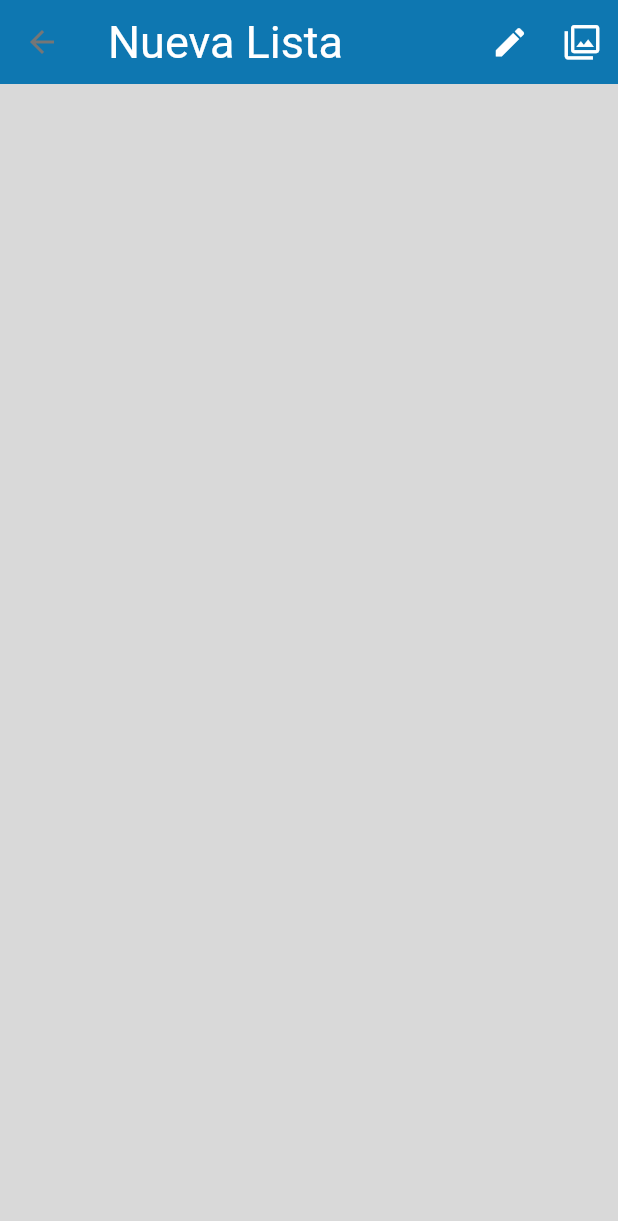
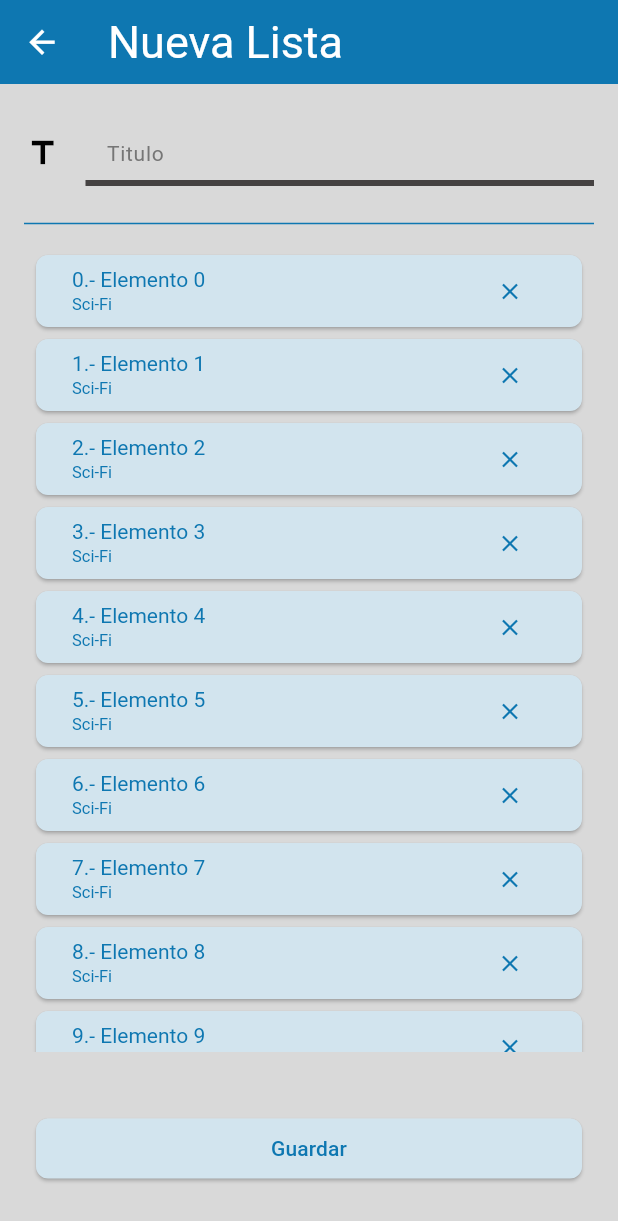
Before and after one commit to 74Emmanuel47/randomizer, a Flutter app: the NewList screen opened directly, on a phone screen of 412 x 824 dp. Shown: the top 1221 px of the screen. Run offline on Flutter 3.47's test engine with Material 3 defaults, Android fonts, the phone set to English and light mode, and no system bars; our stand-ins replace another_flutter_splash_screen, google_fonts, shared_preferences; accounts and stored records are empty; Roboto replaces fonts that are missing (Electrolize).

Commit message:
New List Screen Created

```diff
--- a/lib/Home_Screen.dart
+++ b/lib/Home_Screen.dart
@@ -1,4 +1,5 @@
 import 'package:flutter/material.dart';
+import 'package:randomizer/New_List_Screen.dart';
 import 'package:randomizer/templates/Molecules/List_Item.dart';
 
 class HomeScreen extends StatefulWidget {
@@ -53,6 +54,17 @@ class _HomeScreen extends State<HomeScreen> {
           );
         },
       ),
+      floatingActionButton: FloatingActionButton(
+        onPressed: () {
+          Navigator.push(
+            context,
+            MaterialPageRoute(
+              builder: (context) => const NewList(),
+            ),
+          );
+        },
+        child: const Icon(Icons.add),
+      ),
     );
   }
 }
--- a/lib/New_List_Screen.dart
+++ b/lib/New_List_Screen.dart
@@ -1,5 +1,6 @@
 import 'package:flutter/material.dart';
-import 'package:flutter/widgets.dart';
+import 'package:randomizer/templates/Molecules/InputGn.dart';
+import 'package:randomizer/templates/Molecules/List_Item.dart';
 
 class NewList extends StatefulWidget {
   const NewList({super.key});
@@ -9,6 +10,8 @@ class NewList extends StatefulWidget {
 }
 
 class _NewList extends State<NewList> {
+  bool focusTFF = false;
+
   @override
   Widget build(BuildContext context) {
     return Scaffold(
@@ -17,16 +20,52 @@ class _NewList extends State<NewList> {
           "Nueva Lista",
           style: Theme.of(context).textTheme.displayMedium,
         ),
-        actions: [
-          IconButton(
-            onPressed: () {},
-            icon: const Icon(Icons.edit),
-          ),
-          IconButton(
-            onPressed: () {},
-            icon: const Icon(Icons.filter),
-          ),
-        ],
+      ),
+      body: Form(
+        child: Column(
+          children: [
+            const InputGn(hint: "Titulo"),
+            Container(
+              margin: const EdgeInsets.symmetric(
+                horizontal: 16,
+                vertical: 0.0,
+              ),
+              child: Divider(
+                color: Theme.of(context).colorScheme.onSecondary,
+                height: 2.0,
+              ),
+            ),
+            Container(
+              height: MediaQuery.of(context).size.height * 0.65,
+              margin: const EdgeInsets.symmetric(
+                horizontal: 0.0,
+                vertical: 16.0,
+              ),
+              child: ListView.builder(
+                itemCount: 10,
+                itemBuilder: (context, index) {
+                  return ListItem(
+                    title: "$index.- Elemento $index",
+                    subtitle: "Sci-Fi",
+                  );
+                },
+              ),
+            ),
+            Container(
+              margin: const EdgeInsets.symmetric(
+                horizontal: 24.0,
+                vertical: 24.0,
+              ),
+              child: SizedBox(
+                width: MediaQuery.of(context).size.width,
+                child: ElevatedButton(
+                  onPressed: () {},
+                  child: const Text("Guardar"),
+                ),
+              ),
+            )
+          ],
+        ),
       ),
     );
   }
--- a/lib/Themes/Themes.dart
+++ b/lib/Themes/Themes.dart
@@ -25,6 +25,8 @@ ThemeData lightTheme = ThemeData(
     onSurface: Color(0xff767676),
   ),
 
+  splashColor: const Color(0xff98bdd1),
+
   //App BarTheme
   appBarTheme: AppBarTheme(
     backgroundColor: const Color(0xff0E77B1),
@@ -34,6 +36,10 @@ ThemeData lightTheme = ThemeData(
     ),
     actionsIconTheme: const IconThemeData(
       color: Color.fromARGB(255, 255, 255, 255),
+      size: 25,
+    ),
+    iconTheme: const IconThemeData(
+      color: Colors.white,
       size: 25,
     ),
   ),
@@ -63,11 +69,9 @@ ThemeData lightTheme = ThemeData(
         top: Radius.circular(12),
       ),
     ),
-
     filled: true,
     fillColor: const Color(0xffd9d9d9),
     hoverColor: const Color.fromARGB(255, 185, 205, 214),
-
     focusedBorder: const UnderlineInputBorder(
       borderSide: BorderSide(
         color: Color(0xff0E77B1),
@@ -83,11 +87,15 @@ ThemeData lightTheme = ThemeData(
       fontSize: 14,
       color: const Color(0xff767676),
     ),
-
     hintStyle: GoogleFonts.electrolize(
       fontSize: 14,
       color: const Color(0xff767676),
     ),
+    contentPadding: const EdgeInsets.symmetric(
+      vertical: 10,
+      horizontal: 10,
+    ),
+    isDense: true,
   ),
 
   textTheme: TextTheme(
--- /dev/null
+++ b/lib/templates/Molecules/InputGn.dart
@@ -0,0 +1,41 @@
+import 'package:flutter/material.dart';
+
+class InputGn extends StatefulWidget {
+  const InputGn({super.key, required this.hint});
+
+  final String hint;
+
+  @override
+  State<InputGn> createState() => _InputGn();
+}
+
+class _InputGn extends State<InputGn> {
+  bool focusTFF = false;
+
+  @override
+  Widget build(BuildContext context) {
+    return Focus(
+      onFocusChange: (value) {
+        setState(() {
+          focusTFF = value;
+        });
+      },
+      child: Container(
+        margin: const EdgeInsets.symmetric(
+          vertical: 24.0,
+          horizontal: 16.0,
+        ),
+        child: TextFormField(
+          decoration: InputDecoration(
+            hintText: widget.hint,
+            icon: Icon(
+              Icons.title,
+              size: 25,
+              color: focusTFF ? const Color(0xff0E77B1) : Colors.black,
+            ),
+          ),
+        ),
+      ),
+    );
+  }
+}
--- a/lib/templates/Molecules/List_Item.dart
+++ b/lib/templates/Molecules/List_Item.dart
@@ -1,5 +1,4 @@
 import 'package:flutter/material.dart';
-import 'package:randomizer/New_List_Screen.dart';
 
 class ListItem extends StatefulWidget {
   const ListItem({super.key, required this.title, required this.subtitle});
@@ -40,13 +39,7 @@ class _ListItem extends State<ListItem> {
               ),
             ),
             IconButton(
-              onPressed: () {
-                Navigator.of(context).push(
-                  MaterialPageRoute(
-                    builder: (context) => const NewList(),
-                  ),
-                );
-              },
+              onPressed: () {},
               icon: const Icon(Icons.close),
             ),
           ],
```
